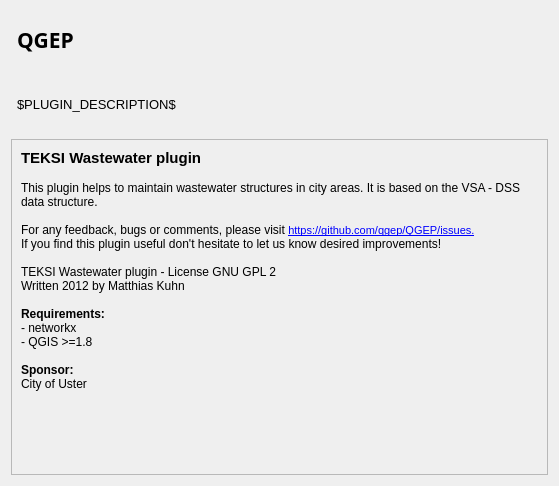
Before: the Qt Designer form plugin/teksi_wastewater/ui/dlgabout.ui in teksi/wastewater, drawn with Qt 5.
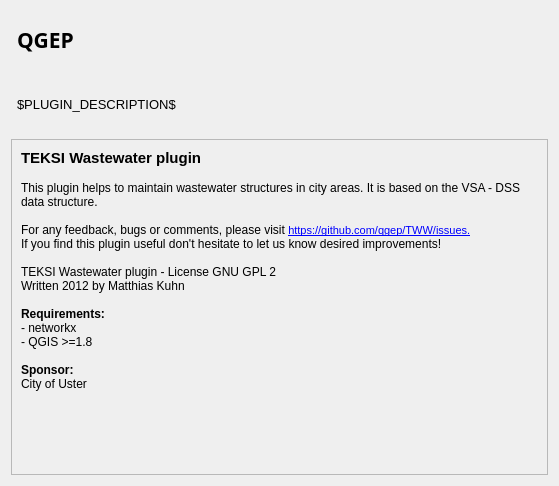
After: the same form once the commit is applied.

```diff
--- a/plugin/teksi_wastewater/ui/dlgabout.ui
+++ b/plugin/teksi_wastewater/ui/dlgabout.ui
@@ -82,7 +82,7 @@
 &lt;p style=&quot;-qt-paragraph-type:empty; margin-top:0px; margin-bottom:0px; margin-left:0px; margin-right:0px; -qt-block-indent:0; text-indent:0px; font-family:'Sans Serif'; font-size:9pt;&quot;&gt;&lt;br /&gt;&lt;/p&gt;
 &lt;p style=&quot; margin-top:0px; margin-bottom:0px; margin-left:0px; margin-right:0px; -qt-block-indent:0; text-indent:0px;&quot;&gt;&lt;span style=&quot; font-family:'Sans Serif'; font-size:9pt;&quot;&gt;This plugin helps to maintain wastewater structures in city areas. It is based on the VSA - DSS data structure.&lt;/span&gt;&lt;/p&gt;
 &lt;p style=&quot;-qt-paragraph-type:empty; margin-top:0px; margin-bottom:0px; margin-left:0px; margin-right:0px; -qt-block-indent:0; text-indent:0px; font-family:'Sans Serif'; font-size:9pt;&quot;&gt;&lt;br /&gt;&lt;/p&gt;
-&lt;p style=&quot; margin-top:0px; margin-bottom:0px; margin-left:0px; margin-right:0px; -qt-block-indent:0; text-indent:0px;&quot;&gt;&lt;span style=&quot; font-family:'Sans Serif'; font-size:9pt;&quot;&gt;For any feedback, bugs or comments, please visit &lt;/span&gt;&lt;a href=&quot;https://github.com/teksi/teksi_wastewater/issues&quot;&gt;&lt;span style=&quot; font-family:'MS Shell Dlg 2'; font-size:8pt; text-decoration: underline; color:#0000ff;&quot;&gt;https://github.com/qgep/QGEP/issues.&lt;/span&gt;&lt;/a&gt;&lt;/p&gt;
+&lt;p style=&quot; margin-top:0px; margin-bottom:0px; margin-left:0px; margin-right:0px; -qt-block-indent:0; text-indent:0px;&quot;&gt;&lt;span style=&quot; font-family:'Sans Serif'; font-size:9pt;&quot;&gt;For any feedback, bugs or comments, please visit &lt;/span&gt;&lt;a href=&quot;https://github.com/teksi/teksi_wastewater/issues&quot;&gt;&lt;span style=&quot; font-family:'MS Shell Dlg 2'; font-size:8pt; text-decoration: underline; color:#0000ff;&quot;&gt;https://github.com/qgep/TWW/issues.&lt;/span&gt;&lt;/a&gt;&lt;/p&gt;
 &lt;p style=&quot; margin-top:0px; margin-bottom:0px; margin-left:0px; margin-right:0px; -qt-block-indent:0; text-indent:0px;&quot;&gt;&lt;span style=&quot; font-family:'Sans Serif'; font-size:9pt;&quot;&gt;If you find this plugin useful don't hesitate to let us know desired improvements!&lt;/span&gt;&lt;/p&gt;
 &lt;p style=&quot;-qt-paragraph-type:empty; margin-top:0px; margin-bottom:0px; margin-left:0px; margin-right:0px; -qt-block-indent:0; text-indent:0px; font-family:'Sans Serif'; font-size:9pt;&quot;&gt;&lt;br /&gt;&lt;/p&gt;
 &lt;p style=&quot; margin-top:0px; margin-bottom:0px; margin-left:0px; margin-right:0px; -qt-block-indent:0; text-indent:0px;&quot;&gt;&lt;span style=&quot; font-family:'Sans Serif'; font-size:9pt;&quot;&gt;TEKSI Wastewater plugin - License GNU GPL 2&lt;/span&gt;&lt;/p&gt;
```
